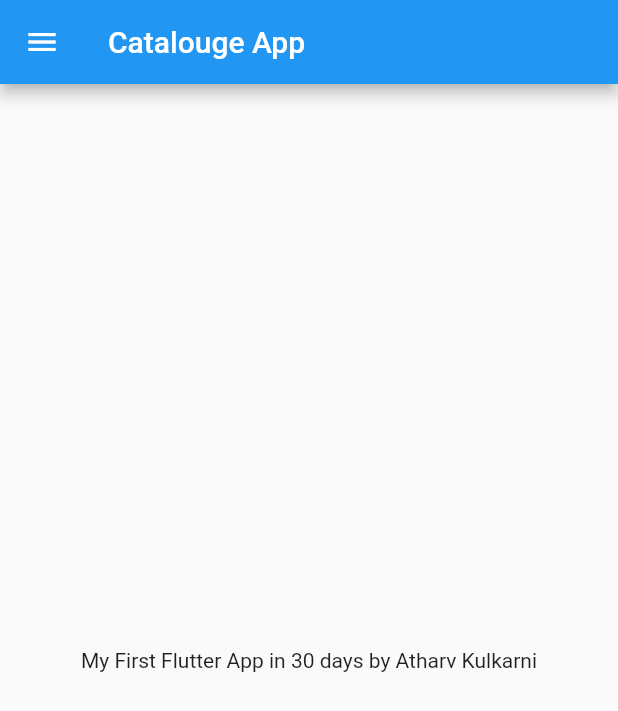
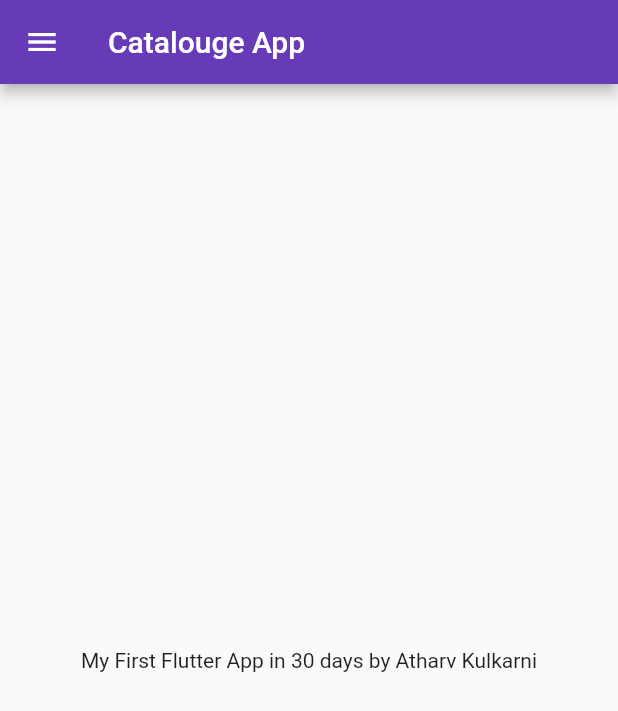
Before and after one commit to AtharvKulkarni1611/FlutterApp, a Flutter app: the screen it shows after launch, on a phone screen of 412 x 824 dp. Shown: the top 711 px of the screen. Run offline on Flutter 3.47's test engine with Material 2 defaults, Android fonts, the phone set to English and light mode, and no system bars.

Commit message:
Day 3 Done

```diff
--- a/lib/main.dart
+++ b/lib/main.dart
@@ -1,5 +1,6 @@
 import 'package:flutter/material.dart';
-import 'package:test_app/home_page.dart';
+import 'package:test_app/pages/home_page.dart';
+import 'package:test_app/pages/login_page.dart';
 
 void main() {
   runApp(MyApp()); //This is a method
@@ -11,12 +12,19 @@ class MyApp extends StatelessWidget {
   @override
   Widget build(BuildContext context) {
     //for ui
-
-    //num can be used as int and double
-    //const can be used for constant value, here pie can be const
+    //90% things in flutter are widgets
+    //Return type of build is widget
 
     return MaterialApp(
-      home: Homepage(),
-    );
+        themeMode: ThemeMode.light,
+        theme: ThemeData(
+          primarySwatch: Colors.deepPurple,
+        ),
+        initialRoute: "/home",
+        routes: {
+          "/": (context) => Loginpage(),
+          "/home": (context) => Homepage(),
+          "/login": (context) => Loginpage()
+        });
   }
 }
--- a/lib/home_page.dart
+++ b/lib/pages/home_page.dart
@@ -14,8 +14,7 @@ class Homepage extends StatelessWidget {
       ),
       body: Center(
         child: Container(
-          child: Text(
-              "My First Flutter App in $days days by $Name"), //$ is called String Interpolation
+          child: Text("My First Flutter App in $days days by $Name"),
         ),
       ),
       drawer: Drawer(),
```
Also changed, not shown: lib/pages/login_page.dart (added, +21 -0 lines).
